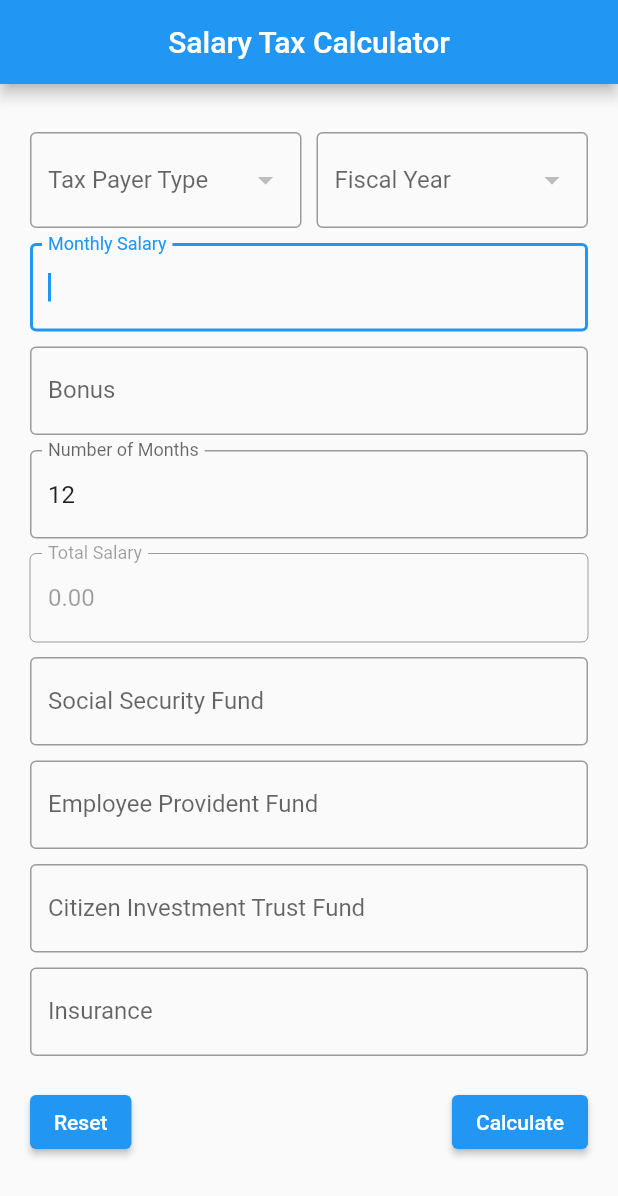
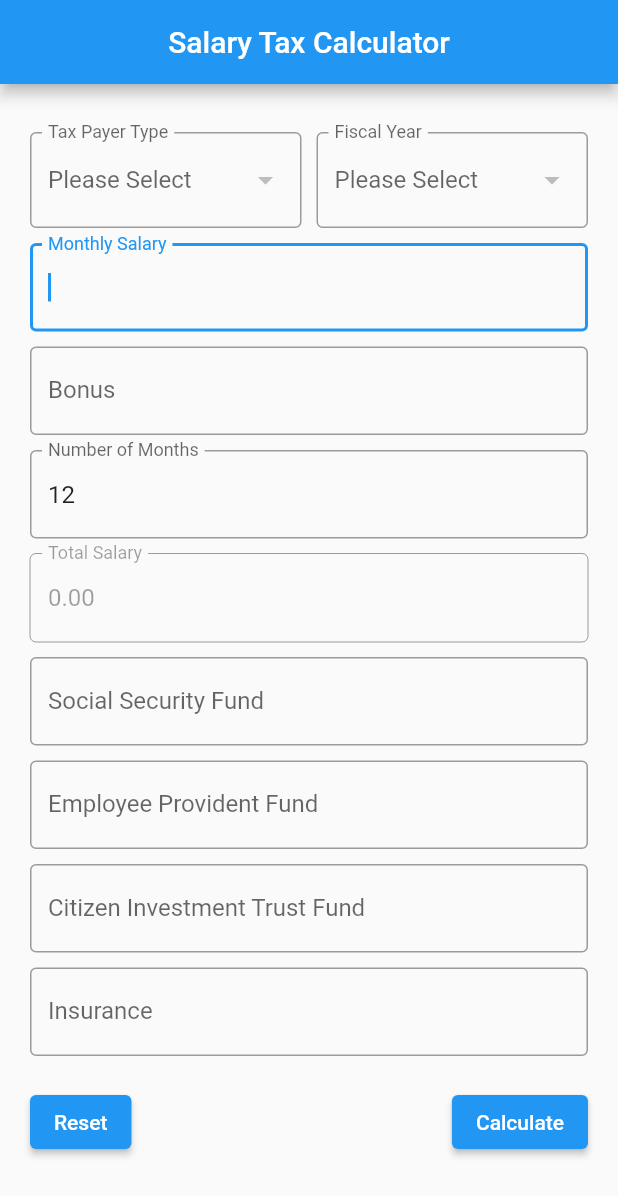
Before and after one commit to Banzai1i/salary_test, a Flutter app: the screen it shows after launch, on a phone screen of 412 x 824 dp. Shown: the top 1196 px of the screen. Run offline on Flutter 3.47's test engine with Material 2 defaults, Android fonts, the phone set to English and light mode, and no system bars; network calls fail.

Commit message:
some more updates

```diff
--- a/lib/home.dart
+++ b/lib/home.dart
@@ -157,7 +157,7 @@ class _IncomeCalculatorState extends State<IncomeCalculator> {
                       Expanded(
                         child: DropdownButtonFormField<TaxPayerType>(
                           value: _selectedValue,
-                          // hint: Text('Please Select'),
+                          hint: Text('Please Select'),
                           items: _taxPayerTypes
                               .map((taxPayerType) =>
                                   DropdownMenuItem<TaxPayerType>(
@@ -181,7 +181,7 @@ class _IncomeCalculatorState extends State<IncomeCalculator> {
                       const SizedBox(width: 10.0),
                       Expanded(
                           child: DropdownButtonFormField(
-                        // hint: const Text("Please Select"),
+                        hint: const Text("Please Select"),
                         value: _selectedFiscalYear,
                         items: _fiscalYears.map((fiscalYear) {
                           return DropdownMenuItem<FiscalYear>(
```
